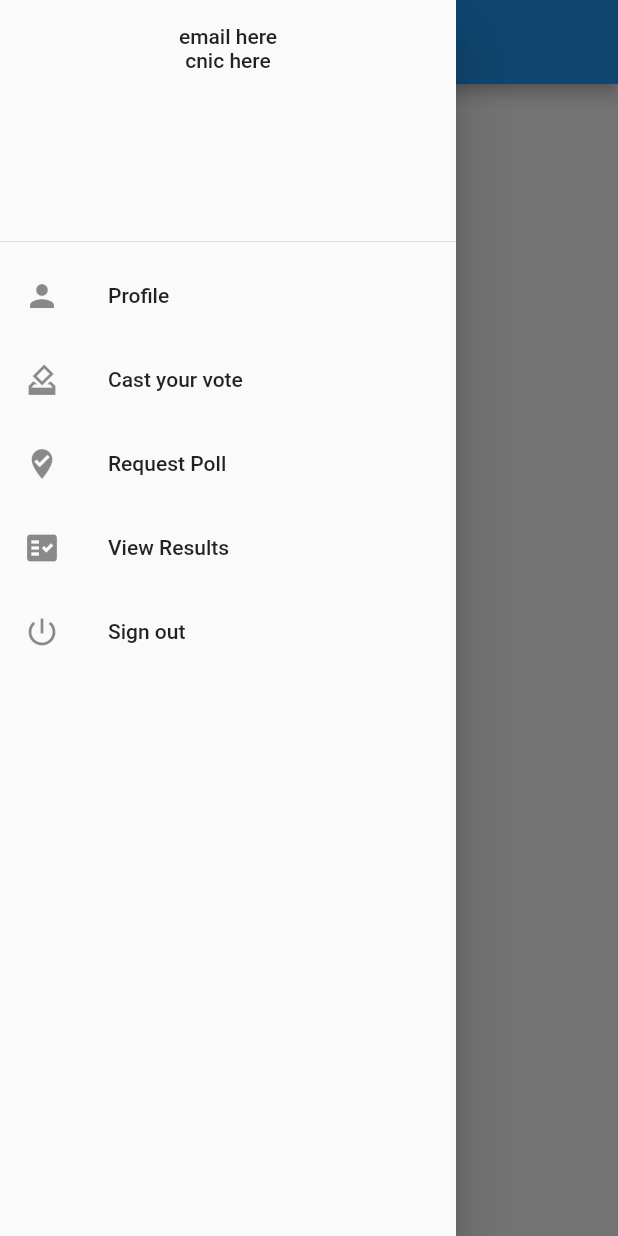
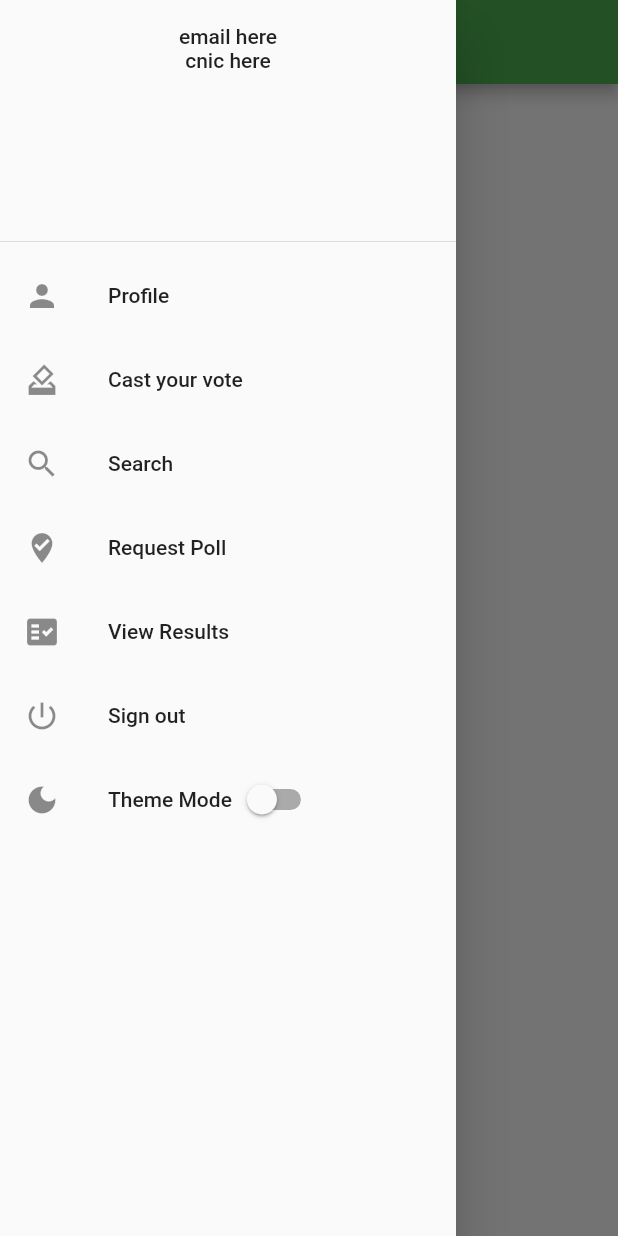
Before and after one commit to aahilalwani25/e-voting-flutter, a Flutter app: the Dashboard screen opened directly, with the side drawer open, on a phone screen of 412 x 824 dp. Run offline on Flutter 3.47's test engine with Material 2 defaults, Android fonts, the light colour scheme and no system bars; our stand-ins replace cloud_firestore, firebase_auth, firebase_core; accounts and stored records are empty.

Commit message:
initial commit

```diff
--- a/lib/MVC/View/Dashboard_Screen.dart
+++ b/lib/MVC/View/Dashboard_Screen.dart
@@ -1,3 +1,4 @@
+import 'package:evoting_application/MVC/View/Search.dart';
 import 'package:flutter/material.dart';
 
 class Dashboard extends StatefulWidget {
@@ -8,6 +9,8 @@ class Dashboard extends StatefulWidget {
 }
 
 class _DashboardState extends State<Dashboard> {
+
+  bool dark_mode=false;
   @override
   Widget build(BuildContext context) {
     return Scaffold(
@@ -39,6 +42,13 @@ class _DashboardState extends State<Dashboard> {
               onTap: () {},
             ),
             ListTile(
+              title: const Text('Search'),
+              leading: const Icon(Icons.search),
+              onTap: () {
+                Navigator.push(context, MaterialPageRoute(builder: (builder)=>const Search()));
+              },
+            ),
+            ListTile(
               title: const Text('Request Poll'),
               leading: const Icon(Icons.where_to_vote),
               onTap: () {},
@@ -53,10 +63,28 @@ class _DashboardState extends State<Dashboard> {
               leading: const Icon(Icons.power_settings_new),
               onTap: () {},
             ),
+            ListTile(
+              title: Row(
+                children: [
+                  const Text('Theme Mode'),
+                  Switch(
+                    value: dark_mode,
+                    onChanged: (value){
+                     setState(() {
+                       dark_mode=value;
+                     });
+
+                  })
+                ],
+              ),
+              leading: dark_mode?const Icon(Icons.light_mode): const Icon(Icons.dark_mode),
+              onTap: () {},
+            ),
           ],
         ),
       ),
       appBar: AppBar(
+        backgroundColor: Colors.green,
         title: const Text('Dashboard'),
       ),
     );
--- /dev/null
+++ b/lib/MVC/View/Search.dart
@@ -0,0 +1,17 @@
+import 'package:flutter/material.dart';
+import 'package:flutter/src/widgets/framework.dart';
+import 'package:flutter/src/widgets/placeholder.dart';
+
+class Search extends StatefulWidget {
+  const Search({super.key});
+
+  @override
+  State<Search> createState() => _SearchState();
+}
+
+class _SearchState extends State<Search> {
+  @override
+  Widget build(BuildContext context) {
+    return Container();
+  }
+}
```
